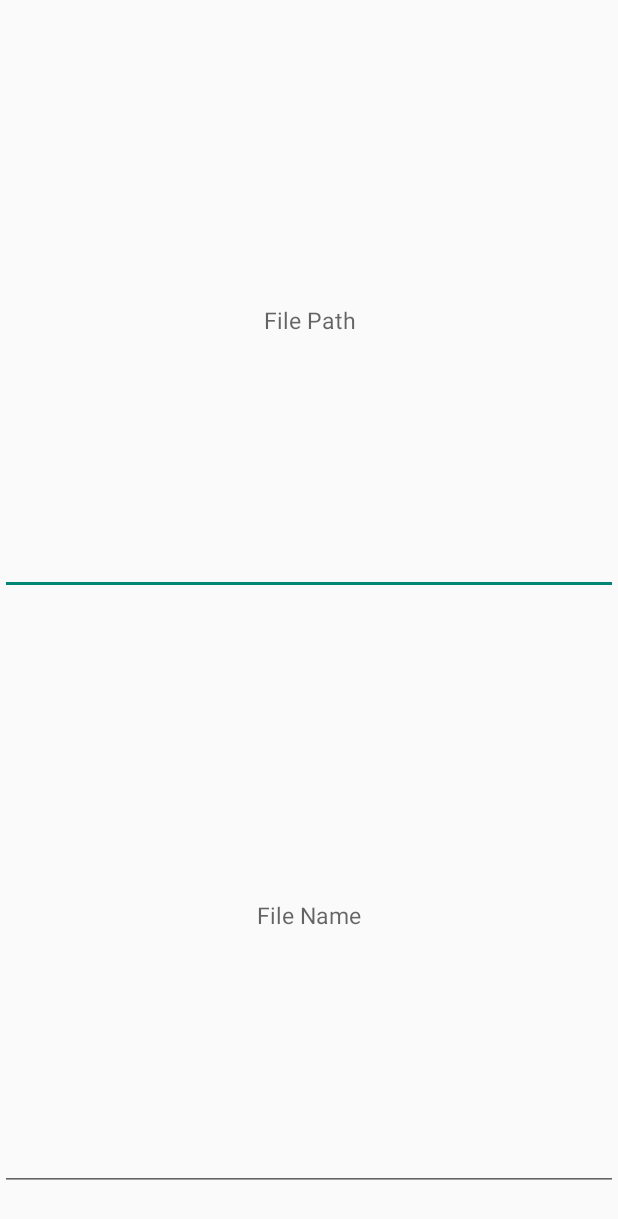
After one commit to midfords/SquirrelObserver, an Android app: the layout dialog_export_path_picker.xml on its own in the app's theme, with its tools: preview values and no code run, on a phone screen of 412 x 824 dp. The commit adds this screen. Shown: the top 1219 px of the screen. Run offline under Robolectric (Android 15) with nearby library versions, the phone set to English and light mode, and no system bars.

Commit message:
Added dialog to prompt user for file path and name.

```diff
--- /dev/null
+++ b/app/src/main/res/layout/dialog_export_path_picker.xml
@@ -0,0 +1,44 @@
+<?xml version="1.0" encoding="utf-8"?>
+<LinearLayout xmlns:android="http://schemas.android.com/apk/res/android"
+    android:orientation="vertical"
+    android:layout_width="match_parent"
+    android:layout_height="match_parent"
+    android:gravity="center_vertical">
+
+    <Space
+        android:layout_width="match_parent"
+        android:layout_height="30dp"/>
+
+    <EditText
+        android:layout_width="match_parent"
+        android:layout_height="wrap_content"
+        android:id="@+id/fileNameEditText"
+        android:inputType="text"
+        android:hint="@string/export_picker_dialog_path_hint"
+        android:textSize="15dp"
+        android:textAlignment="center"
+        android:paddingTop="20dp"
+        android:padding="30dp"
+        android:layout_weight="1" />
+
+    <Space
+        android:layout_width="match_parent"
+        android:layout_height="30dp"/>
+
+    <EditText
+        android:layout_width="match_parent"
+        android:layout_height="wrap_content"
+        android:id="@+id/filePathEditText"
+        android:inputType="text"
+        android:hint="@string/export_picker_dialog_name_hint"
+        android:textSize="15dp"
+        android:textAlignment="center"
+        android:paddingTop="20dp"
+        android:padding="30dp"
+        android:layout_weight="1" />
+
+    <Space
+        android:layout_width="match_parent"
+        android:layout_height="30dp"/>
+
+</LinearLayout>
--- a/app/src/main/res/values/strings.xml
+++ b/app/src/main/res/values/strings.xml
@@ -28,6 +28,12 @@
 
     <string name="import_error_dialog_title">Import Error</string>
     <string name="import_error_dialog_message">There was an error while importing the file. Please make sure that you upload a \'.csv\' file and that all fields are correctly filled.</string>
+
+    <string name="export_picker_dialog_path_hint">File Path</string>
+    <string name="export_picker_dialog_name_hint">File Name</string>
+    <string name="export_path_picker_dialog_title">Enter Path and File Name</string>
+    <string name="export_path_picker_dialog_confirm">Export</string>
+    <string name="export_path_picker_dialog_cancel">Cancel</string>
 
     <string name="actor_tab_indicator">Actor</string>
     <string name="behaviors_tab_indicator">Behaviors</string>
```
Also changed, not shown: app/src/main/java/com/project/squirrelobserver/squirrelObserver/MainActivity.java (+60 -0 lines).
